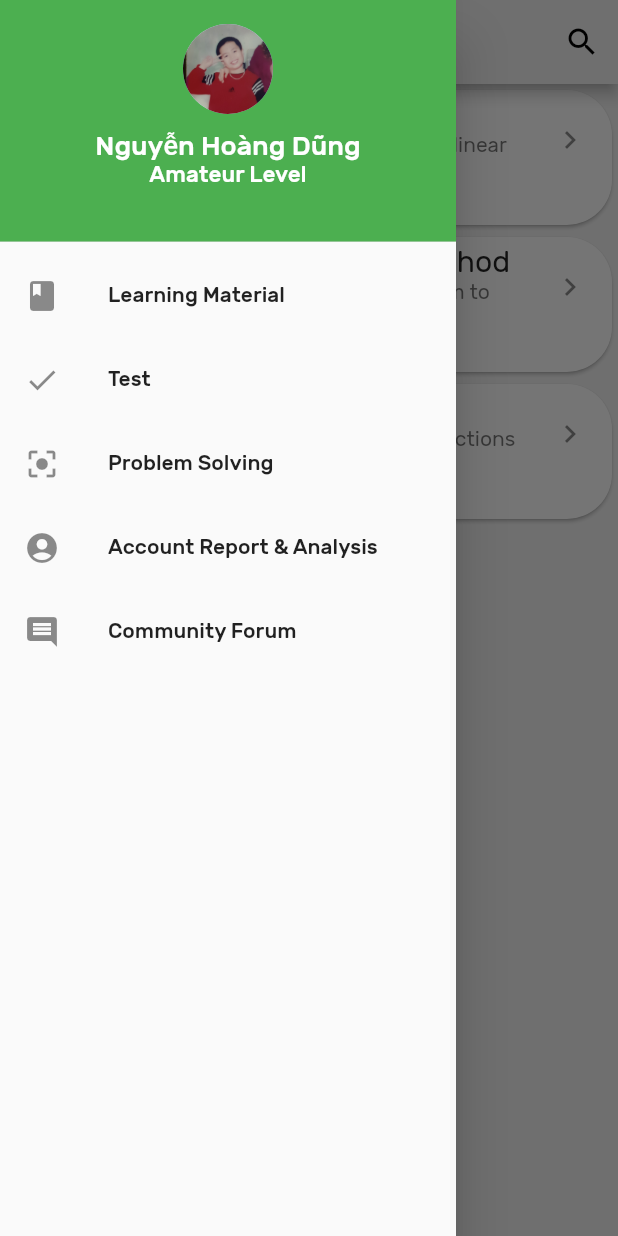
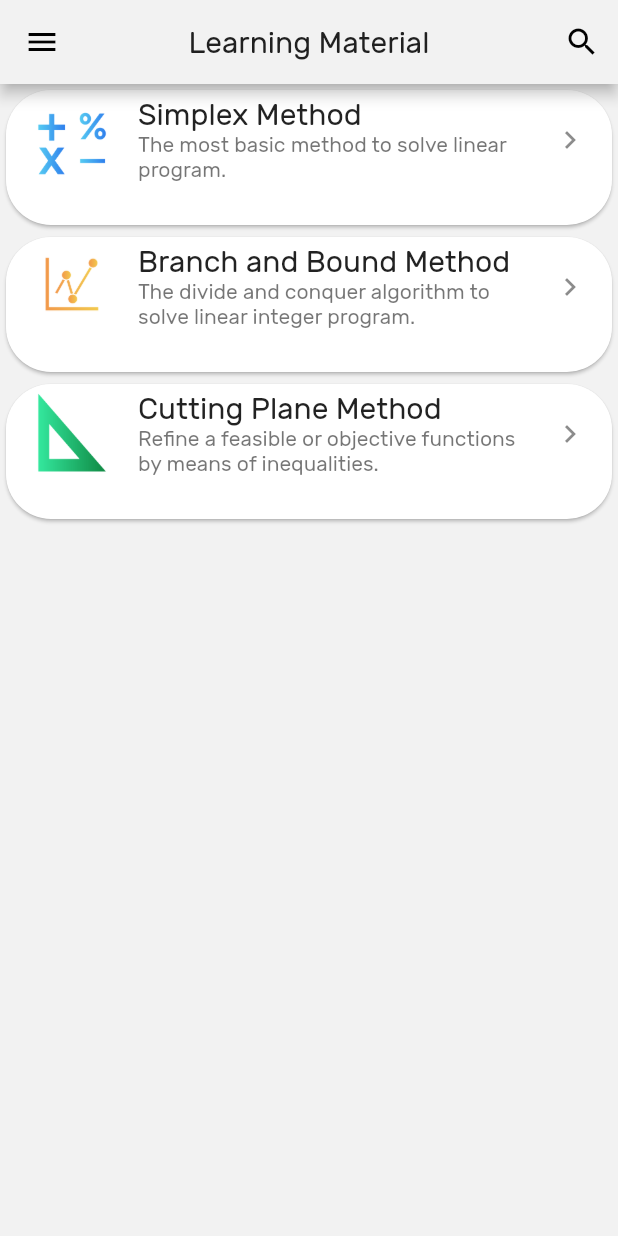
Before and after one commit to Photronium/Math-Solver-App, a Flutter app: the LearningMaterialPage screen opened directly, in the side drawer, after a tap on "Learning Material", on a phone screen of 412 x 824 dp. Run offline on Flutter 3.47's test engine with Material 2 defaults, Android fonts, the phone set to English and light mode, and no system bars; project files that could hold a hidden picture were left out.

```diff
--- a/lib/screen/drawer.dart
+++ b/lib/screen/drawer.dart
@@ -1,5 +1,6 @@
 import 'package:flutter/material.dart';
 import 'problem_solving/problemsolving.dart';
+import '../screen/learning_material/learning_material.dart';
 
 class DrawTab extends StatelessWidget {
   @override
@@ -40,7 +41,9 @@ class DrawTab extends StatelessWidget {
             leading: Icon(Icons.book),
             title: Text('Learning Material'),
             onTap: (){
-              print("TAP 1");
+              Navigator.push(context,
+                  new MaterialPageRoute(builder: (context) => LearningMaterialPage())
+              );
             }
           ),
           ListTile(
```
Also changed, not shown: pubspec.lock.
